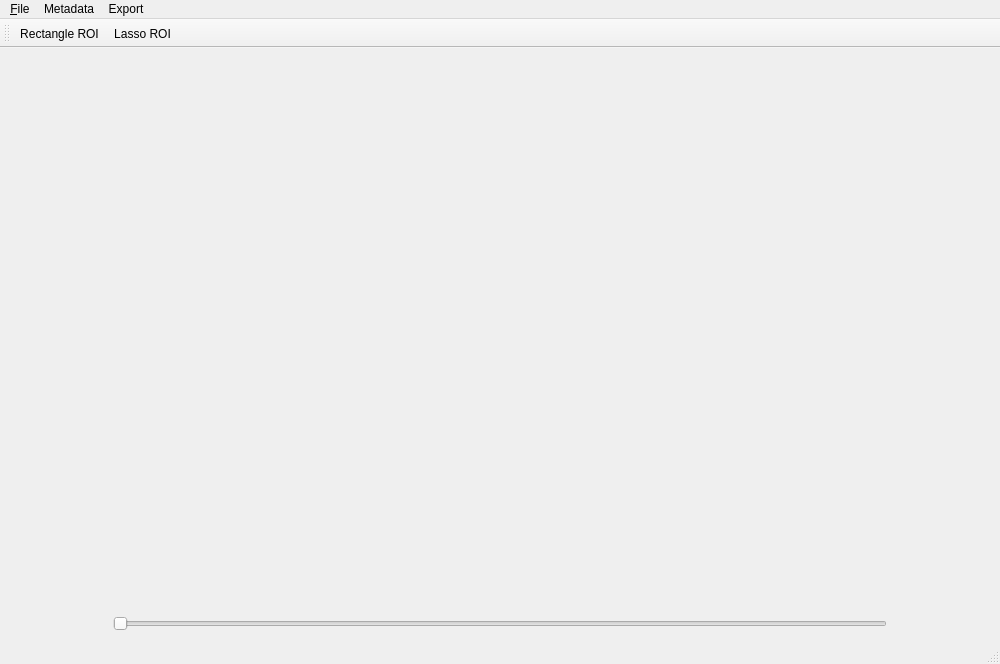
Qt form GUI/GUI.ui (hannahmunoz/Thesis) before a commit.
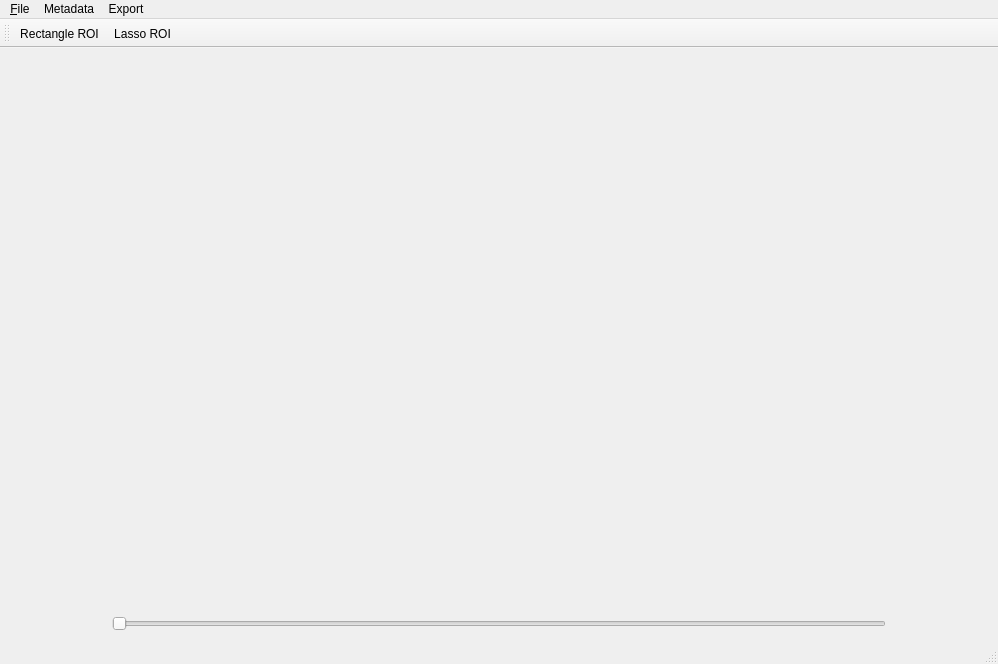
The same form after that commit. Custom widgets are drawn as their Qt base class.

Diff of the .ui file:
```diff
--- a/GUI/GUI.ui
+++ b/GUI/GUI.ui
@@ -9,7 +9,7 @@
    <rect>
     <x>0</x>
     <y>0</y>
-    <width>1000</width>
+    <width>998</width>
     <height>664</height>
    </rect>
   </property>
@@ -588,7 +588,7 @@
     <rect>
      <x>0</x>
      <y>0</y>
-     <width>1000</width>
+     <width>998</width>
      <height>21</height>
     </rect>
    </property>
```
